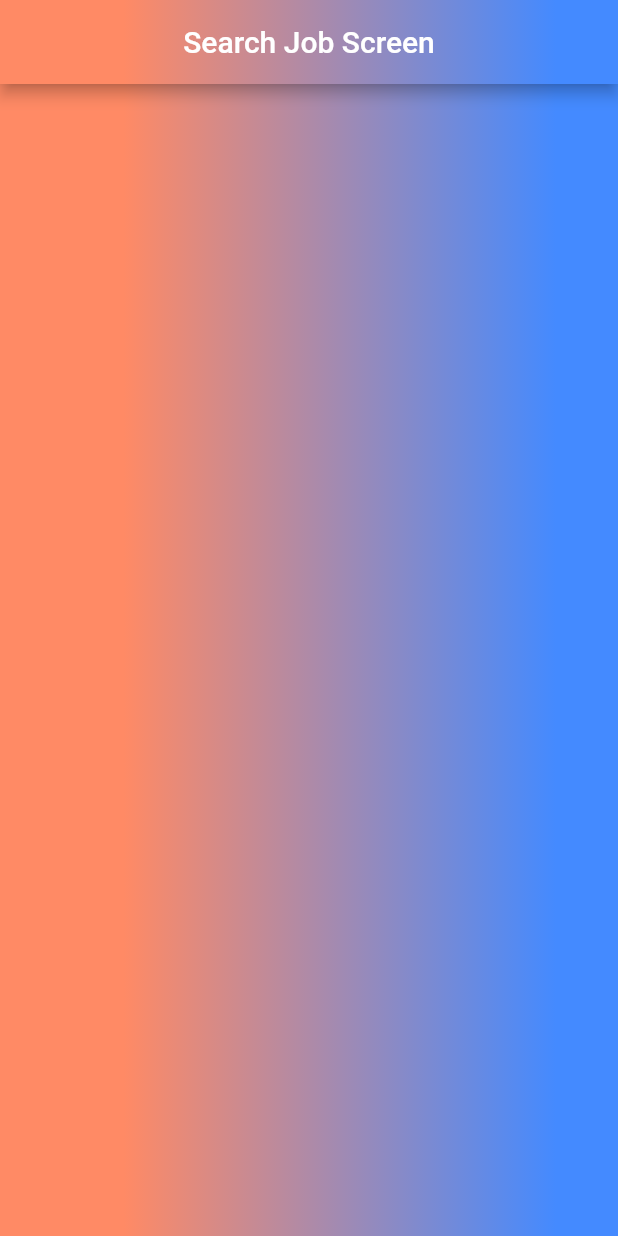
After one commit to eliasdengo/cupwork, a Flutter app: the SearchScreen screen opened directly, on a phone screen of 412 x 824 dp. The commit adds this screen. Run offline on Flutter 3.47's test engine with Material 2 defaults, Android fonts, the light colour scheme and no system bars; our stand-ins replace cached_network_image, cloud_firestore, curved_navigation_bar, firebase_auth, firebase_core, firebase_storage and 3 more; accounts and stored records are empty; network calls fail.

Commit message:
work in job search and card to display job post

```diff
--- /dev/null
+++ b/lib/Search/search_job.dart
@@ -0,0 +1,39 @@
+import 'package:flutter/material.dart';
+
+class SearchScreen extends StatefulWidget {
+  const SearchScreen({super.key});
+
+  @override
+  State<SearchScreen> createState() => _SearchScreenState();
+}
+
+class _SearchScreenState extends State<SearchScreen> {
+  @override
+  Widget build(BuildContext context) {
+    return Container(
+      decoration: BoxDecoration(
+          gradient: LinearGradient(
+        colors: [Colors.deepOrange.shade300, Colors.blueAccent],
+        begin: Alignment.centerLeft,
+        end: Alignment.centerRight,
+        stops: const [0.2, 0.9],
+      )),
+      child: Scaffold(
+        backgroundColor: Colors.transparent,
+        appBar: AppBar(
+          title: Text('Search Job Screen'),
+          centerTitle: true,
+          flexibleSpace: Container(
+            decoration: BoxDecoration(
+                gradient: LinearGradient(
+              colors: [Colors.deepOrange.shade300, Colors.blueAccent],
+              begin: Alignment.centerLeft,
+              end: Alignment.centerRight,
+              stops: const [0.2, 0.9],
+            )),
+          ),
+        ),
+      ),
+    );
+  }
+}
```
Also changed, not shown: lib/Jobs/jobs_screen.dart (+11 -0 lines), lib/Widgets/job_widgwt.dart (added, +99 -0 lines).
